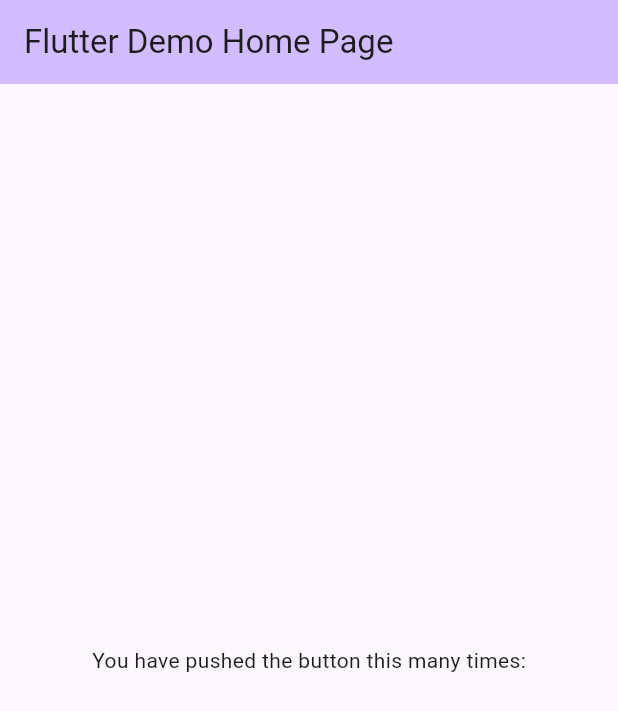
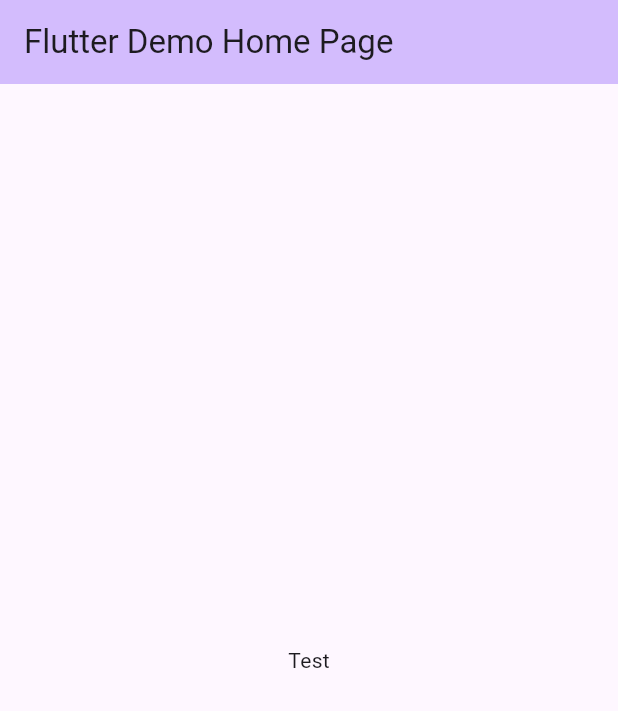
Before and after one commit to BaoTrung37/api_base, a Flutter app: the screen it shows after launch, on a phone screen of 412 x 824 dp. Shown: the top 711 px of the screen. Run offline on Flutter 3.47's test engine with Material 2 defaults, Android fonts, the phone set to English and light mode, and no system bars; our stand-ins replace dio, freezed_annotation, get_it, injectable, pretty_dio_logger, retrofit; generated files the repository leaves out were written again.

Commit message:
update| (#3)
Co-authored-by: trungnb37 <trungnb@vtn-global.com>

```diff
--- a/lib/app.dart
+++ b/lib/app.dart
@@ -1,3 +1,5 @@
+import 'package:api_base/data/services/network_services/rest_client.dart';
+import 'package:api_base/injection/di.dart';
 import 'package:flutter/material.dart';
 
 class MyApp extends StatelessWidget {
@@ -24,6 +26,11 @@ class MyHomePage extends StatefulWidget {
 }
 
 class _MyHomePageState extends State<MyHomePage> {
+  void testApi() async {
+    final rest = await getIt<RestClient>().getUtilGenres();
+    print(rest);
+  }
+
   @override
   Widget build(BuildContext context) {
     return Scaffold(
@@ -31,12 +38,15 @@ class _MyHomePageState extends State<MyHomePage> {
         backgroundColor: Theme.of(context).colorScheme.inversePrimary,
         title: const Text('Flutter Demo Home Page'),
       ),
-      body: const Center(
+      body: Center(
         child: Column(
           mainAxisAlignment: MainAxisAlignment.center,
           children: <Widget>[
-            Text(
-              'You have pushed the button this many times:',
+            GestureDetector(
+              onTap: testApi,
+              child: const Text(
+                'Test',
+              ),
             ),
           ],
         ),
--- a/lib/data/services/network_services/api_constants.dart
+++ b/lib/data/services/network_services/api_constants.dart
@@ -1,5 +1,5 @@
-abstract class ApiConstants {
-  static const baseUrl = 'https://moviesdatabase.p.rapidapi.com/';
+class ApiConstants {
+  static const baseUrl = 'https://moviesdatabase.p.rapidapi.com';
   static const apiKey = 'a361fcde14msh52288b93c723fc9p1b2e7ejsn560b55fa324c';
   static const apiHost = 'moviesdatabase.p.rapidapi.com';
 }
--- a/lib/data/services/network_services/rest_client.dart
+++ b/lib/data/services/network_services/rest_client.dart
@@ -11,7 +11,7 @@ part 'rest_client.g.dart';
 @RestApi(baseUrl: ApiConstants.baseUrl)
 abstract class RestClient {
   @factoryMethod
-  factory RestClient(Dio dio, {String baseUrl}) = _RestClient;
+  factory RestClient(Dio dio, {@factoryParam String? baseUrl}) = _RestClient;
 
   @GET('/titles')
   Future getTitles();
```
Also changed, not shown: lib/data/services/network_services/rest_client.g.dart, lib/injection/di.config.dart, pubspec.lock.
